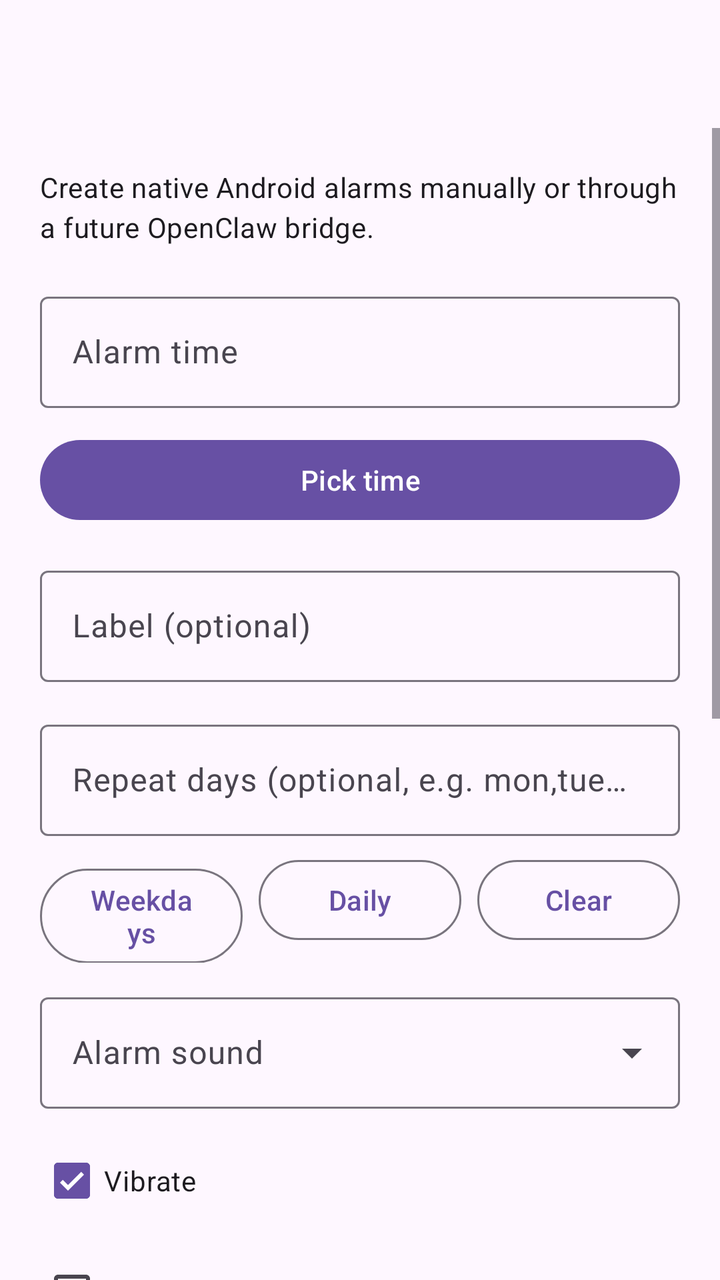
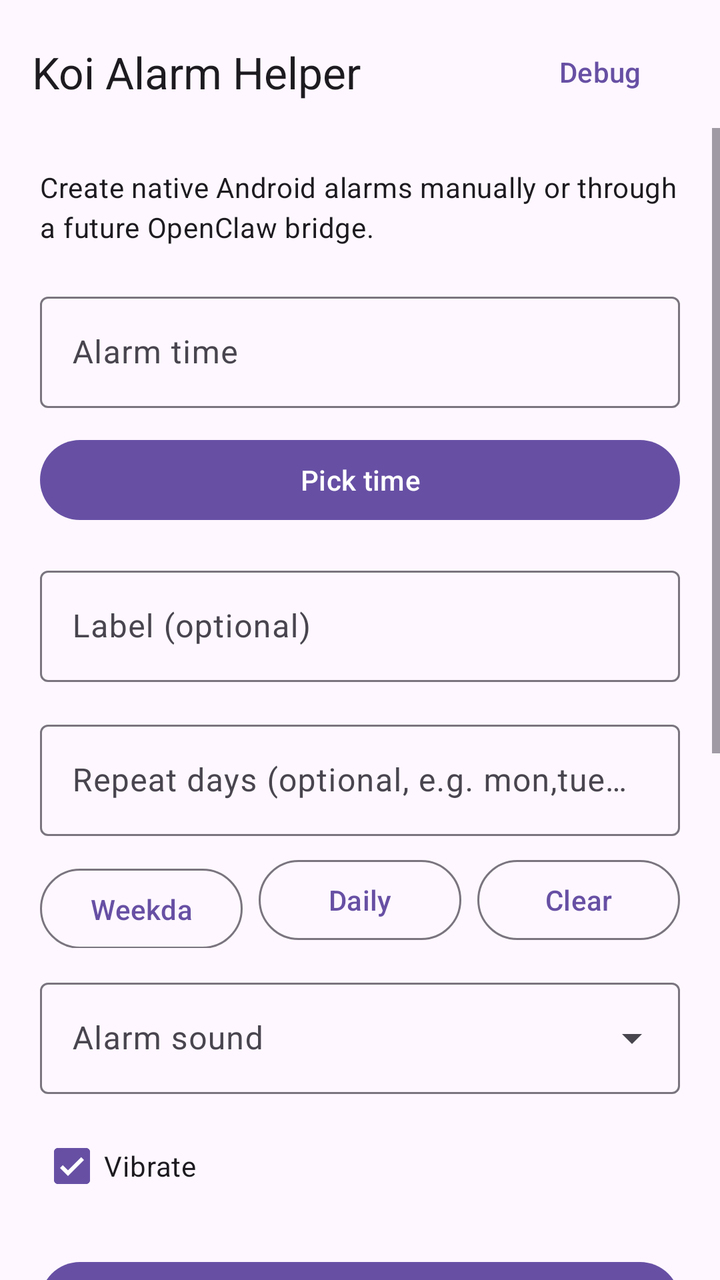

Compare the two renders of this Android layout. The source of the first and the diff that turns it into the second are given below.
<!-- AndroidManifest.xml: application theme Theme.KoiAlarmHelper -->
<!-- res/layout/activity_main.xml -->
<?xml version="1.0" encoding="utf-8"?>
<LinearLayout xmlns:android="http://schemas.android.com/apk/res/android"
    xmlns:app="http://schemas.android.com/apk/res-auto"
    android:layout_width="match_parent"
    android:layout_height="match_parent"
    android:orientation="vertical">

    <com.google.android.material.appbar.MaterialToolbar
        android:id="@+id/topAppBar"
        android:layout_width="match_parent"
        android:layout_height="wrap_content"
        android:backgroundTint="?attr/colorSurface"
        android:navigationIcon="@android:drawable/ic_menu_sort_by_size"
        android:title="Koi Alarm Helper"
        android:titleTextColor="?attr/colorOnSurface" />

    <ScrollView
        android:layout_width="match_parent"
        android:layout_height="0dp"
        android:layout_weight="1">

        <LinearLayout
            android:layout_width="match_parent"
            android:layout_height="wrap_content"
            android:orientation="vertical"
            android:padding="20dp">

            <TextView
                android:id="@+id/subtitleText"
                android:layout_width="match_parent"
                android:layout_height="wrap_content"
                android:text="Create native Android alarms manually or through a future OpenClaw bridge."
                android:textAppearance="@style/TextAppearance.Material3.BodyMedium" />

            <com.google.android.material.textfield.TextInputLayout
                android:layout_width="match_parent"
                android:layout_height="wrap_content"
                android:layout_marginTop="20dp">

                <com.google.android.material.textfield.TextInputEditText
                    android:id="@+id/timeEditText"
                    android:layout_width="match_parent"
                    android:layout_height="wrap_content"
                    android:focusable="false"
                    android:hint="Alarm time"
                    android:inputType="none" />
            </com.google.android.material.textfield.TextInputLayout>

            <com.google.android.material.button.MaterialButton
                android:id="@+id/pickTimeButton"
                android:layout_width="match_parent"
                android:layout_height="wrap_content"
                android:layout_marginTop="12dp"
                android:text="Pick time" />

            <com.google.android.material.textfield.TextInputLayout
                android:layout_width="match_parent"
                android:layout_height="wrap_content"
                android:layout_marginTop="16dp">

                <com.google.android.material.textfield.TextInputEditText
                    android:id="@+id/labelEditText"
                    android:layout_width="match_parent"
                    android:layout_height="wrap_content"
                    android:hint="Label (optional)"
                    android:inputType="textCapSentences" />
            </com.google.android.material.textfield.TextInputLayout>

            <com.google.android.material.textfield.TextInputLayout
                android:layout_width="match_parent"
                android:layout_height="wrap_content"
                android:layout_marginTop="16dp">

                <com.google.android.material.textfield.TextInputEditText
                    android:id="@+id/daysEditText"
                    android:layout_width="match_parent"
                    android:layout_height="wrap_content"
                    android:hint="Repeat days (optional, e.g. mon,tue or 2,3,4,5,6)"
                    android:inputType="text" />
            </com.google.android.material.textfield.TextInputLayout>

            <LinearLayout
                android:layout_width="match_parent"
                android:layout_height="wrap_content"
                android:layout_marginTop="8dp"
                android:orientation="horizontal">

                <com.google.android.material.button.MaterialButton
                    android:id="@+id/weekdaysButton"
                    style="@style/Widget.Material3.Button.OutlinedButton"
                    android:layout_width="0dp"
                    android:layout_height="wrap_content"
                    android:layout_weight="1"
                    android:text="Weekdays" />

                <com.google.android.material.button.MaterialButton
                    android:id="@+id/dailyButton"
                    style="@style/Widget.Material3.Button.OutlinedButton"
                    android:layout_width="0dp"
                    android:layout_height="wrap_content"
                    android:layout_marginStart="8dp"
                    android:layout_weight="1"
                    android:text="Daily" />

                <com.google.android.material.button.MaterialButton
                    android:id="@+id/clearDaysButton"
                    style="@style/Widget.Material3.Button.OutlinedButton"
                    android:layout_width="0dp"
                    android:layout_height="wrap_content"
                    android:layout_marginStart="8dp"
                    android:layout_weight="1"
                    android:text="Clear" />
            </LinearLayout>

            <com.google.android.material.textfield.TextInputLayout
                android:layout_width="match_parent"
                android:layout_height="wrap_content"
                android:layout_marginTop="12dp"
                style="@style/Widget.Material3.TextInputLayout.OutlinedBox.ExposedDropdownMenu">

                <AutoCompleteTextView
                    android:id="@+id/soundDropdown"
                    android:layout_width="match_parent"
                    android:layout_height="wrap_content"
                    android:hint="Alarm sound"
                    android:inputType="none" />
            </com.google.android.material.textfield.TextInputLayout>

            <CheckBox
                android:id="@+id/vibrateCheckBox"
                android:layout_width="match_parent"
                android:layout_height="wrap_content"
                android:layout_marginTop="12dp"
                android:checked="true"
                android:text="Vibrate" />

            <CheckBox
                android:id="@+id/skipUiCheckBox"
                android:layout_width="match_parent"
                android:layout_height="wrap_content"
                android:layout_marginTop="8dp"
                android:text="Legacy skip-UI flag (ignored in native mode)" />

            <com.google.android.material.button.MaterialButton
                android:id="@+id/setAlarmButton"
                android:layout_width="match_parent"
                android:layout_height="wrap_content"
                android:layout_marginTop="20dp"
                android:text="Create native alarm" />

            <LinearLayout
                android:layout_width="match_parent"
                android:layout_height="wrap_content"
                android:layout_marginTop="20dp"
                android:gravity="center_vertical"
                android:orientation="horizontal">

                <TextView
                    android:layout_width="0dp"
                    android:layout_height="wrap_content"
                    android:layout_weight="1"
                    android:text="Scheduled alarms"
                    android:textAppearance="@style/TextAppearance.Material3.TitleMedium" />

                <com.google.android.material.button.MaterialButton
                    android:id="@+id/refreshAlarmsButton"
                    style="@style/Widget.Material3.Button.TextButton"
                    android:layout_width="wrap_content"
                    android:layout_height="wrap_content"
                    android:text="Refresh" />
            </LinearLayout>

            <LinearLayout
                android:id="@+id/alarmsContainer"
                android:layout_width="match_parent"
                android:layout_height="wrap_content"
                android:layout_marginTop="8dp"
                android:orientation="vertical" />

            <TextView
                android:layout_width="match_parent"
                android:layout_height="wrap_content"
                android:layout_marginTop="20dp"
                android:text="Bridge mode (OpenClaw/automation)"
                android:textAppearance="@style/TextAppearance.Material3.TitleMedium" />

            <com.google.android.material.textfield.TextInputLayout
                android:layout_width="match_parent"
                android:layout_height="wrap_content"
                android:layout_marginTop="8dp">

                <com.google.android.material.textfield.TextInputEditText
                    android:id="@+id/bridgeTokenEditText"
                    android:layout_width="match_parent"
                    android:layout_height="wrap_content"
                    android:hint="Bridge token (optional but recommended)"
                    android:inputType="textNoSuggestions" />
            </com.google.android.material.textfield.TextInputLayout>

            <com.google.android.material.button.MaterialButton
                android:id="@+id/bridgeToggleButton"
                style="@style/Widget.Material3.Button.OutlinedButton"
                android:layout_width="match_parent"
                android:layout_height="wrap_content"
                android:layout_marginTop="10dp"
                android:text="Start bridge server" />

            <TextView
                android:id="@+id/bridgeStatusText"
                android:layout_width="match_parent"
                android:layout_height="wrap_content"
                android:layout_marginTop="8dp"
                android:textAppearance="@style/TextAppearance.Material3.BodySmall" />

            <TextView
                android:id="@+id/statusText"
                android:layout_width="match_parent"
                android:layout_height="wrap_content"
                android:layout_marginTop="16dp"
                android:textAppearance="@style/TextAppearance.Material3.BodySmall" />

            <TextView
                android:id="@+id/helpText"
                android:layout_width="match_parent"
                android:layout_height="wrap_content"
                android:layout_marginTop="16dp"
                android:text="External trigger examples:\n• koialarm://set?hour=7&amp;minute=30&amp;label=Wake%20up&amp;days=mon,tue,wed,thu,fri\n• action ai.koi.alarmhelper.action.SET_ALARM with extras hour/minute/label/days/skipUi/vibrate\n• bridge HTTP: /set?hour=7&amp;minute=30&amp;label=Wake%20up&amp;token=YOUR_TOKEN"
                android:textAppearance="@style/TextAppearance.Material3.BodySmall" />

        </LinearLayout>
    </ScrollView>

</LinearLayout>
<!-- resources referenced by this layout -->
<resources>
  <style name="Theme.KoiAlarmHelper" parent="Theme.Material3.DayNight.NoActionBar">
          <item name="android:statusBarColor">@android:color/transparent</item>
          <item name="android:navigationBarColor">@android:color/black</item>
      </style>
</resources>

<!-- the commit's change to res/layout/activity_main.xml (unified diff, before → after) -->
@@ -5,14 +5,31 @@
     android:layout_height="match_parent"
     android:orientation="vertical">
 
-    <com.google.android.material.appbar.MaterialToolbar
-        android:id="@+id/topAppBar"
+    <LinearLayout
         android:layout_width="match_parent"
         android:layout_height="wrap_content"
-        android:backgroundTint="?attr/colorSurface"
-        android:navigationIcon="@android:drawable/ic_menu_sort_by_size"
-        android:title="Koi Alarm Helper"
-        android:titleTextColor="?attr/colorOnSurface" />
+        android:gravity="center_vertical"
+        android:orientation="horizontal"
+        android:paddingStart="16dp"
+        android:paddingTop="12dp"
+        android:paddingEnd="16dp"
+        android:paddingBottom="4dp">
+
+        <TextView
+            android:id="@+id/appTitle"
+            android:layout_width="0dp"
+            android:layout_height="wrap_content"
+            android:layout_weight="1"
+            android:text="Koi Alarm Helper"
+            android:textAppearance="@style/TextAppearance.Material3.TitleLarge" />
+
+        <com.google.android.material.button.MaterialButton
+            android:id="@+id/debugMenuButton"
+            style="@style/Widget.Material3.Button.TextButton"
+            android:layout_width="wrap_content"
+            android:layout_height="wrap_content"
+            android:text="Debug" />
+    </LinearLayout>
 
     <ScrollView
         android:layout_width="match_parent"
@@ -91,6 +108,8 @@
                     android:layout_width="0dp"
                     android:layout_height="wrap_content"
                     android:layout_weight="1"
+                    android:maxLines="1"
+                    android:textAllCaps="false"
                     android:text="Weekdays" />
 
                 <com.google.android.material.button.MaterialButton
@@ -100,6 +119,8 @@
                     android:layout_height="wrap_content"
                     android:layout_marginStart="8dp"
                     android:layout_weight="1"
+                    android:maxLines="1"
+                    android:textAllCaps="false"
                     android:text="Daily" />
 
                 <com.google.android.material.button.MaterialButton
@@ -109,6 +130,8 @@
                     android:layout_height="wrap_content"
                     android:layout_marginStart="8dp"
                     android:layout_weight="1"
+                    android:maxLines="1"
+                    android:textAllCaps="false"
                     android:text="Clear" />
             </LinearLayout>
 
@@ -134,13 +157,6 @@
                 android:checked="true"
                 android:text="Vibrate" />
 
-            <CheckBox
-                android:id="@+id/skipUiCheckBox"
-                android:layout_width="match_parent"
-                android:layout_height="wrap_content"
-                android:layout_marginTop="8dp"
-                android:text="Legacy skip-UI flag (ignored in native mode)" />
-
             <com.google.android.material.button.MaterialButton
                 android:id="@+id/setAlarmButton"
                 android:layout_width="match_parent"
@@ -224,7 +240,7 @@
                 android:layout_width="match_parent"
                 android:layout_height="wrap_content"
                 android:layout_marginTop="16dp"
-                android:text="External trigger examples:\n• koialarm://set?hour=7&amp;minute=30&amp;label=Wake%20up&amp;days=mon,tue,wed,thu,fri\n• action ai.koi.alarmhelper.action.SET_ALARM with extras hour/minute/label/days/skipUi/vibrate\n• bridge HTTP: /set?hour=7&amp;minute=30&amp;label=Wake%20up&amp;token=YOUR_TOKEN"
+                android:text="External trigger examples:\n• koialarm://set?hour=7&amp;minute=30&amp;label=Wake%20up&amp;days=mon,tue,wed,thu,fri\n• action ai.koi.alarmhelper.action.SET_ALARM with extras hour/minute/label/days/vibrate/soundType\n• bridge HTTP: /set?hour=7&amp;minute=30&amp;label=Wake%20up&amp;token=YOUR_TOKEN"
                 android:textAppearance="@style/TextAppearance.Material3.BodySmall" />
 
         </LinearLayout>
